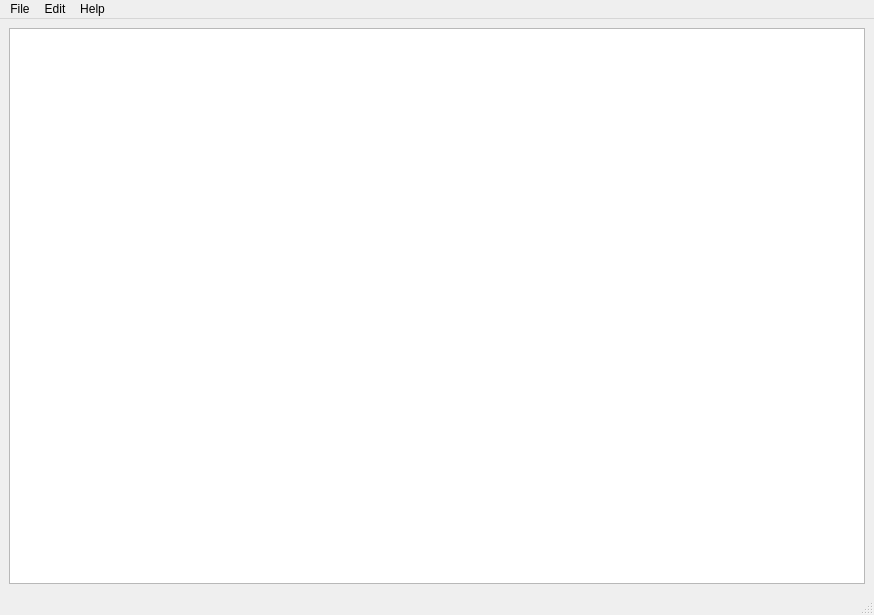
Old version of the form mainwindow.ui in the repository iwannajump/mini.
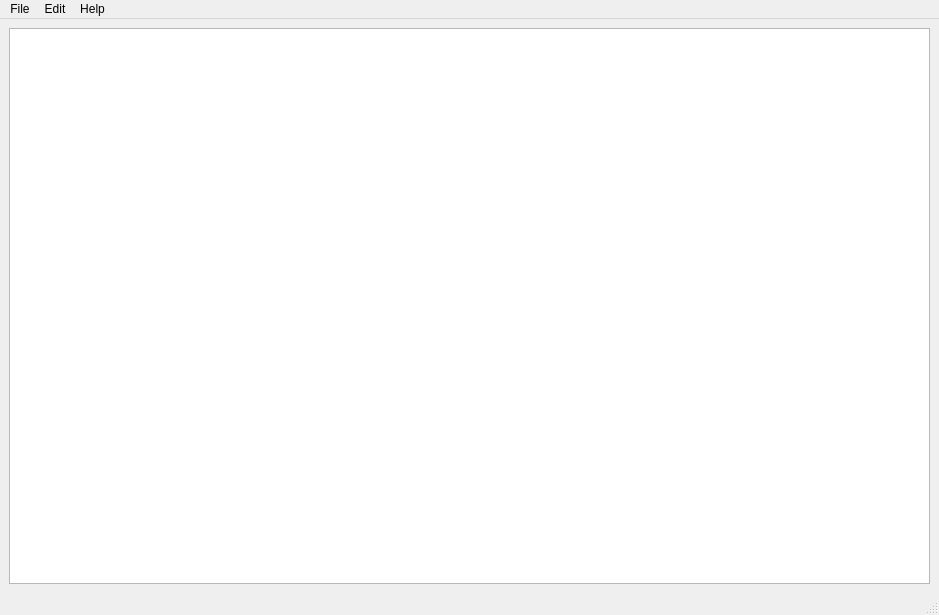
New version of the form.

Diff of the .ui file:
```diff
--- a/mainwindow.ui
+++ b/mainwindow.ui
@@ -6,7 +6,7 @@
    <rect>
     <x>0</x>
     <y>0</y>
-    <width>874</width>
+    <width>939</width>
     <height>615</height>
    </rect>
   </property>
@@ -29,7 +29,7 @@
     <rect>
      <x>0</x>
      <y>0</y>
-     <width>874</width>
+     <width>939</width>
      <height>18</height>
     </rect>
    </property>
```
Left out of the diff: 6 changed lines with no effect on the pictures.
